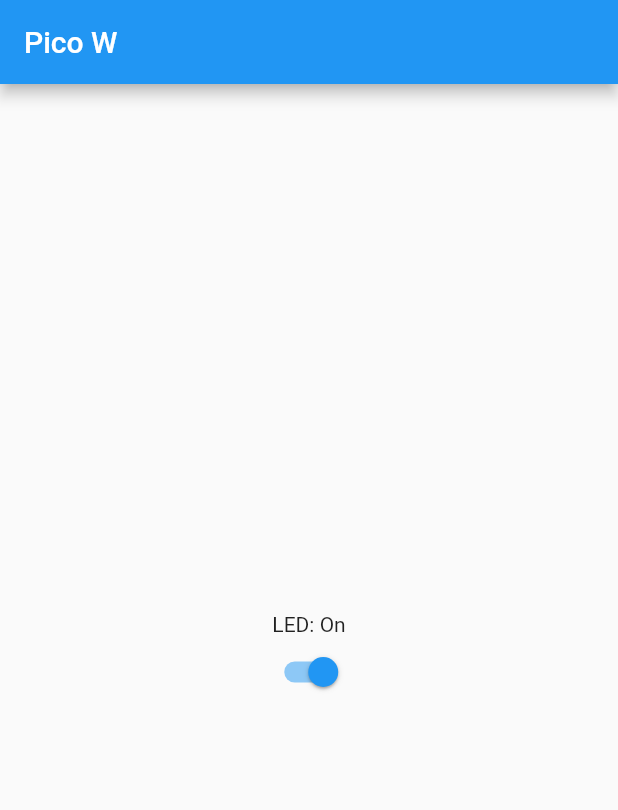
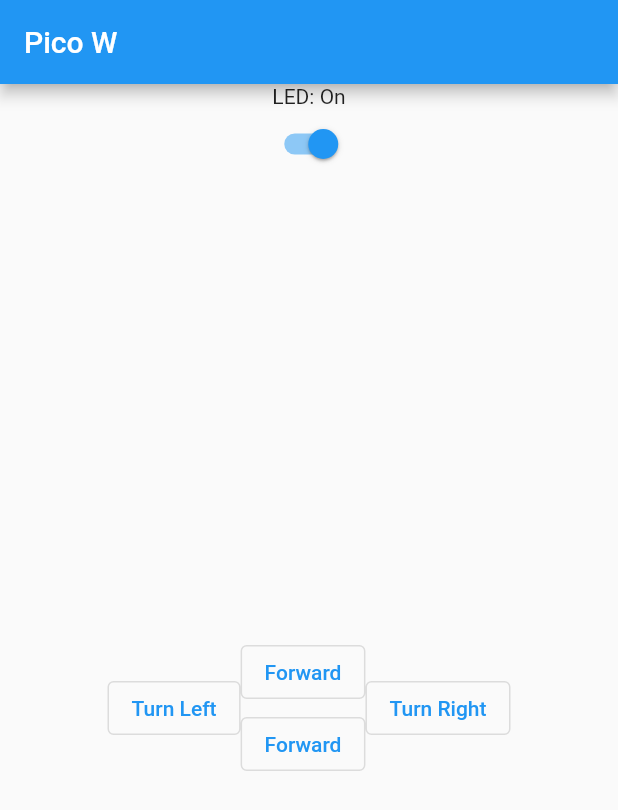
Before and after one commit to hoangph271/pico_lover, a Flutter app: the screen it shows after launch, on a phone screen of 412 x 824 dp. Shown: the top 810 px of the screen. Run offline on Flutter 3.47's test engine with Material 2 defaults, Android fonts, the phone set to English and light mode, and no system bars; our stand-ins replace fluttertoast.

Commit message:
[Add] Wheels direction controls

```diff
--- a/lib/led_controls.dart
+++ b/lib/led_controls.dart
@@ -1,7 +1,6 @@
 import 'package:flutter/material.dart';
 import 'package:fluttertoast/fluttertoast.dart';
-import 'package:http/http.dart' as http;
-import 'constants.dart';
+import 'package:pico_lover/pico_api.dart';
 
 class LedControls extends StatefulWidget {
   const LedControls({super.key});
@@ -13,12 +12,6 @@ class LedControls extends StatefulWidget {
 class _LedControlsState extends State<LedControls> {
   bool _value = true;
 
-  Future<String> _request(String url) async {
-    final res = await http.get(Uri.http(apiRoot, url));
-
-    return res.body;
-  }
-
   @override
   Widget build(BuildContext context) {
     return Column(
@@ -27,7 +20,8 @@ class _LedControlsState extends State<LedControls> {
         Switch(
             value: _value,
             onChanged: (value) async {
-              final text = await _request(value ? '/led_on' : '/led_off');
+              final text =
+                  await sendPicoRequest(value ? '/led_on' : '/led_off');
 
               setState(() {
                 _value = value;
--- a/lib/main.dart
+++ b/lib/main.dart
@@ -1,5 +1,6 @@
 import 'package:flutter/material.dart';
 import 'package:pico_lover/led_controls.dart';
+import 'package:pico_lover/wheels_controls.dart';
 
 void main() {
   runApp(const MyApp());
@@ -39,7 +40,9 @@ class _PicoControlsState extends State<PicoControls> {
       body: Center(
         child: Column(
           mainAxisAlignment: MainAxisAlignment.center,
-          children: const <Widget>[LedControls()
+          children: const <Widget>[
+            LedControls(),
+            Expanded(child: WheelsControls())
           ],
         ),
       ),
--- /dev/null
+++ b/lib/pico_api.dart
@@ -0,0 +1,8 @@
+import 'package:http/http.dart' as http;
+import 'constants.dart';
+
+Future<String> sendPicoRequest(String url) async {
+  final res = await http.get(Uri.http(apiRoot, url));
+
+  return res.body;
+}
--- /dev/null
+++ b/lib/wheels_controls.dart
@@ -0,0 +1,46 @@
+import 'package:flutter/widgets.dart';
+import 'package:pico_lover/async_button.dart';
+import 'package:pico_lover/pico_api.dart';
+
+class WheelsControls extends StatefulWidget {
+  const WheelsControls({super.key});
+
+  @override
+  State<WheelsControls> createState() => _WheelsControlsState();
+}
+
+class _WheelsControlsState extends State<WheelsControls> {
+  @override
+  Widget build(BuildContext context) {
+    return Row(
+      mainAxisAlignment: MainAxisAlignment.center,
+      children: [
+        AsyncButton(
+            onPressed: () async {
+              await sendPicoRequest('ui/motors/turn_left');
+            },
+            child: const Text('Turn Left')),
+        Column(
+          mainAxisAlignment: MainAxisAlignment.center,
+          children: [
+            AsyncButton(
+                onPressed: () async {
+                  await sendPicoRequest('ui/motors/forward_both');
+                },
+                child: const Text('Forward')),
+            AsyncButton(
+                onPressed: () async {
+                  await sendPicoRequest('ui/motors/backward_both');
+                },
+                child: const Text('Forward')),
+          ],
+        ),
+        AsyncButton(
+            onPressed: () async {
+              await sendPicoRequest('ui/motors/turn_right');
+            },
+            child: const Text('Turn Right')),
+      ],
+    );
+  }
+}
```
